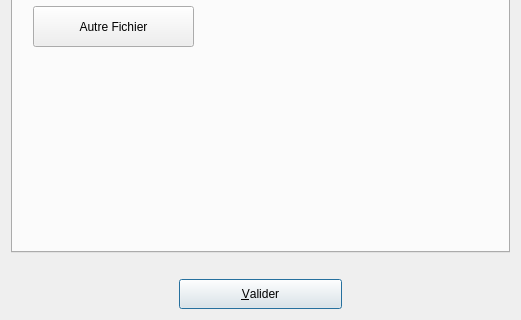
Qt form UiQT4/desInclude.ui (SalomePlatform/eficas_tools) before a commit; both pictures show x 0 to 521 and y 191 to 511 of the 521 by 511 pixel window.
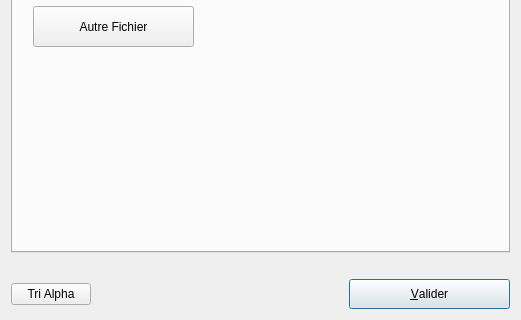
The same form after that commit.

What changed in the file:
```diff
--- a/UiQT4/desInclude.ui
+++ b/UiQT4/desInclude.ui
@@ -19,31 +19,6 @@
    <string>DMacro</string>
   </property>
   <layout class="QGridLayout" >
-   <item row="2" column="1" >
-    <widget class="QPushButton" name="bOk" >
-     <property name="minimumSize" >
-      <size>
-       <width>0</width>
-       <height>30</height>
-      </size>
-     </property>
-     <property name="toolTip" >
-      <string>validation de la saisie</string>
-     </property>
-     <property name="text" >
-      <string>&amp;Valider</string>
-     </property>
-     <property name="shortcut" >
-      <string>Shift+A, Alt+A, Alt+A, Alt+A</string>
-     </property>
-     <property name="autoDefault" >
-      <bool>true</bool>
-     </property>
-     <property name="default" >
-      <bool>true</bool>
-     </property>
-    </widget>
-   </item>
    <item row="1" column="0" colspan="3" >
     <widget class="QLabel" name="Commentaire" >
      <property name="text" >
@@ -299,6 +274,51 @@
      </widget>
     </widget>
    </item>
+   <item row="2" column="0" >
+    <widget class="QPushButton" name="BAlpha" >
+     <property name="text" >
+      <string>Tri Alpha</string>
+     </property>
+    </widget>
+   </item>
+   <item row="2" column="2" >
+    <widget class="QPushButton" name="bOk" >
+     <property name="minimumSize" >
+      <size>
+       <width>161</width>
+       <height>30</height>
+      </size>
+     </property>
+     <property name="toolTip" >
+      <string>validation de la saisie</string>
+     </property>
+     <property name="text" >
+      <string>&amp;Valider</string>
+     </property>
+     <property name="shortcut" >
+      <string>Shift+A, Alt+A, Alt+A, Alt+A</string>
+     </property>
+     <property name="autoDefault" >
+      <bool>true</bool>
+     </property>
+     <property name="default" >
+      <bool>true</bool>
+     </property>
+    </widget>
+   </item>
+   <item row="2" column="1" >
+    <spacer name="horizontalSpacer" >
+     <property name="orientation" >
+      <enum>Qt::Horizontal</enum>
+     </property>
+     <property name="sizeHint" stdset="0" >
+      <size>
+       <width>40</width>
+       <height>20</height>
+      </size>
+     </property>
+    </spacer>
+   </item>
   </layout>
   <zorder>bOk</zorder>
   <zorder>Commentaire</zorder>
```
Left out of the diff: 4 changed lines with no effect on the pictures.
